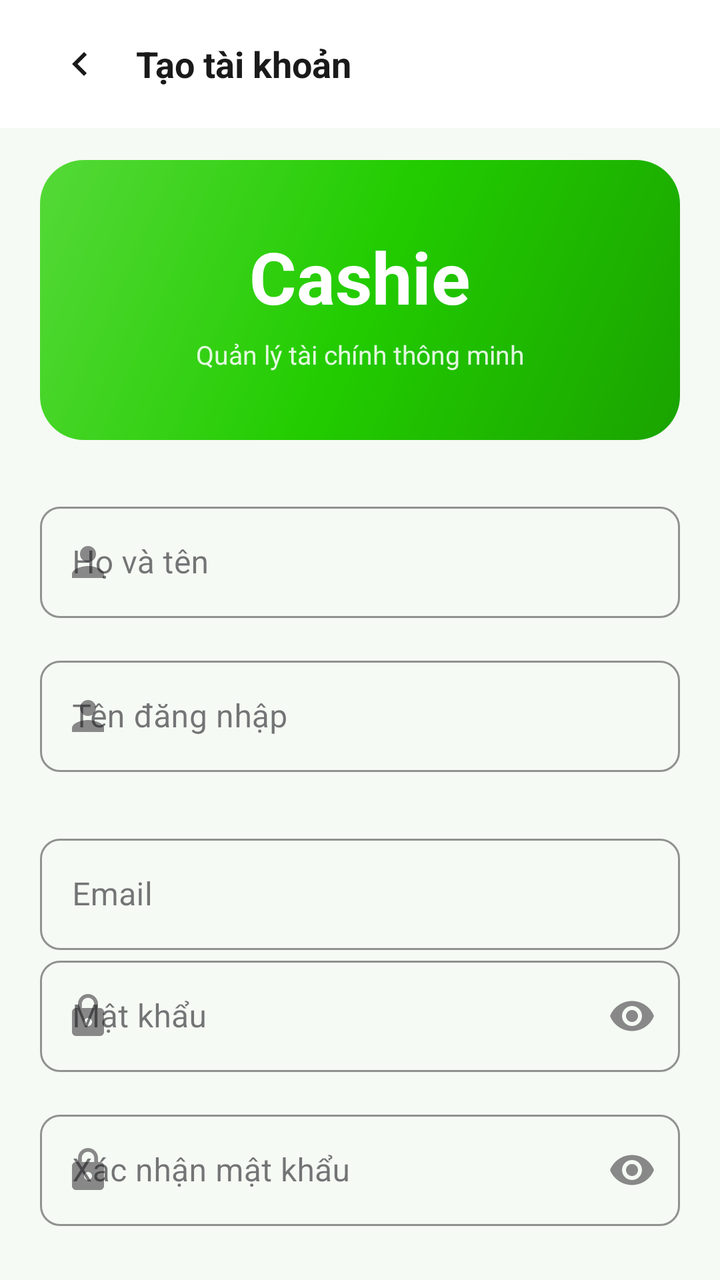
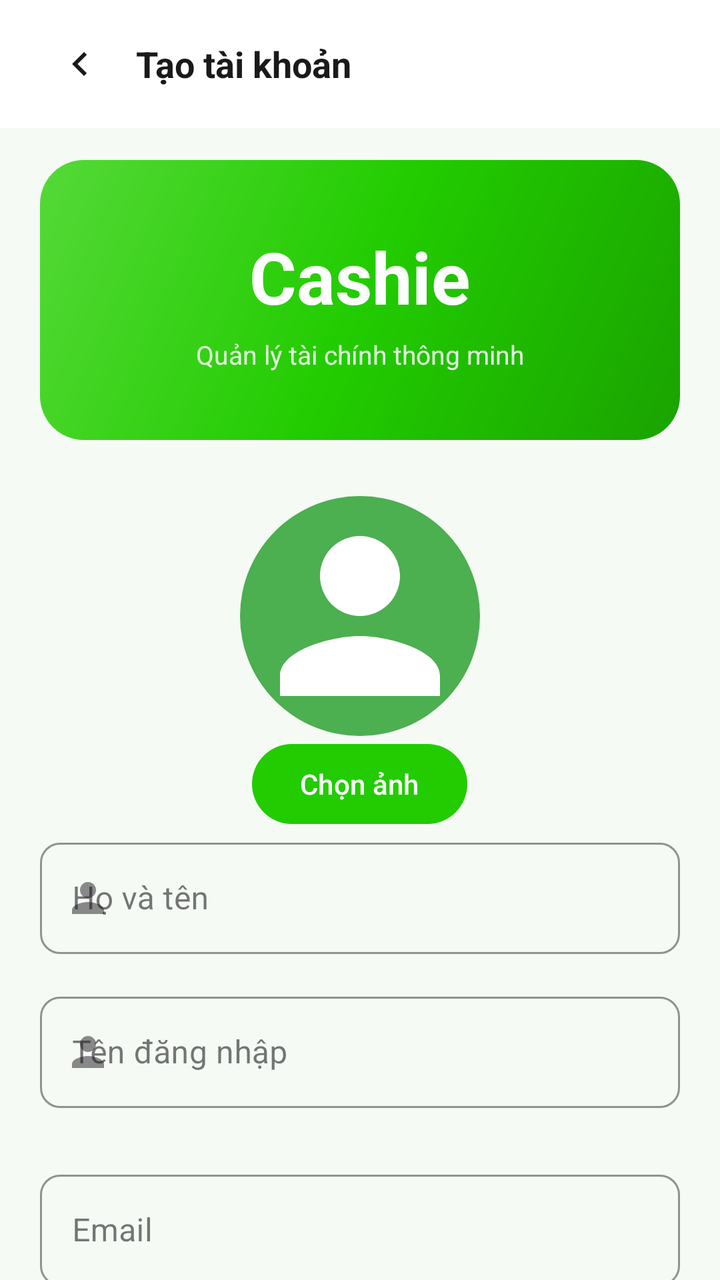

An Android layout rendered at two revisions. The XML below is the earlier revision; the diff shows what the commit changed to produce the second picture.
<!-- AndroidManifest.xml: activity theme Theme.Cashie -->
<!-- res/layout/activity_register.xml -->
<?xml version="1.0" encoding="utf-8"?>
<androidx.coordinatorlayout.widget.CoordinatorLayout
    xmlns:android="http://schemas.android.com/apk/res/android"
    xmlns:app="http://schemas.android.com/apk/res-auto"
    android:layout_width="match_parent"
    android:layout_height="match_parent"
    android:background="@color/bg_screen">

    
    <com.google.android.material.appbar.AppBarLayout
        android:id="@+id/appBarLayout"
        android:layout_width="match_parent"
        android:layout_height="wrap_content"
        android:background="@color/bg_card"
        android:fitsSystemWindows="true"
        app:elevation="2dp">

        <androidx.appcompat.widget.Toolbar
            android:layout_width="match_parent"
            android:layout_height="?attr/actionBarSize"
            android:paddingStart="4dp"
            android:paddingEnd="16dp"
            app:contentInsetStartWithNavigation="0dp">

            <LinearLayout
                android:layout_width="match_parent"
                android:layout_height="wrap_content"
                android:gravity="center_vertical"
                android:orientation="horizontal">

                <ImageButton
                    android:id="@+id/btnBack"
                    android:layout_width="48dp"
                    android:layout_height="48dp"
                    android:padding="12dp"
                    android:background="?attr/selectableItemBackgroundBorderless"
                    android:src="@drawable/ic_arrow_left"
                    android:contentDescription="@string/cd_back" />

                <TextView
                    android:id="@+id/tvToolbarTitle"
                    android:layout_width="0dp"
                    android:layout_height="wrap_content"
                    android:layout_weight="1"
                    android:layout_marginStart="4dp"
                    android:text="@string/register_title"
                    android:textSize="18sp"
                    android:textStyle="bold"
                    android:textColor="@color/text_primary" />

            </LinearLayout>
        </androidx.appcompat.widget.Toolbar>
    </com.google.android.material.appbar.AppBarLayout>

    
    <androidx.core.widget.NestedScrollView
        android:layout_width="match_parent"
        android:layout_height="match_parent"
        app:layout_behavior="@string/appbar_scrolling_view_behavior"
        android:clipToPadding="false"
        android:paddingBottom="32dp">

        <LinearLayout
            android:layout_width="match_parent"
            android:layout_height="wrap_content"
            android:orientation="vertical"
            android:paddingStart="20dp"
            android:paddingEnd="20dp">

            
            <LinearLayout
                android:id="@+id/registerHeaderCard"
                android:layout_width="match_parent"
                android:layout_height="140dp"
                android:layout_marginTop="16dp"
                android:layout_marginBottom="28dp"
                android:background="@drawable/bg_balance_card"
                android:gravity="center"
                android:orientation="vertical">

                <TextView
                    android:layout_width="wrap_content"
                    android:layout_height="wrap_content"
                    android:text="@string/app_name"
                    android:textSize="36sp"
                    android:textStyle="bold"
                    android:textColor="@color/white" />

                <TextView
                    android:layout_width="wrap_content"
                    android:layout_height="wrap_content"
                    android:layout_marginTop="6dp"
                    android:text="@string/register_app_tagline"
                    android:textSize="13sp"
                    android:textColor="#DDFFFFFF" />

            </LinearLayout>

            
            <com.google.android.material.textfield.TextInputLayout
                android:id="@+id/edtFullName"
                style="@style/Widget.MaterialComponents.TextInputLayout.OutlinedBox"
                android:layout_width="match_parent"
                android:layout_height="wrap_content"
                android:layout_marginBottom="16dp"
                android:hint="@string/hint_full_name"
                app:startIconDrawable="@drawable/ic_person"
                app:startIconTint="@color/text_muted"
                app:boxStrokeColor="@color/text_muted"
                app:hintTextColor="@color/text_muted"
                app:boxCornerRadiusTopStart="10dp"
                app:boxCornerRadiusTopEnd="10dp"
                app:boxCornerRadiusBottomStart="10dp"
                app:boxCornerRadiusBottomEnd="10dp">

                <com.google.android.material.textfield.TextInputEditText
                    android:layout_width="match_parent"
                    android:layout_height="wrap_content"
                    android:inputType="textPersonName"
                    android:textColor="@color/text_primary" />

            </com.google.android.material.textfield.TextInputLayout>

            
            <com.google.android.material.textfield.TextInputLayout
                android:id="@+id/edtUsername"
                style="@style/Widget.MaterialComponents.TextInputLayout.OutlinedBox"
                android:layout_width="match_parent"
                android:layout_height="wrap_content"
                android:layout_marginBottom="16dp"
                android:hint="@string/hint_username"
                app:startIconDrawable="@drawable/ic_person"
                app:startIconTint="@color/text_muted"
                app:boxStrokeColor="@color/text_muted"
                app:hintTextColor="@color/text_muted"
                app:boxCornerRadiusTopStart="10dp"
                app:boxCornerRadiusTopEnd="10dp"
                app:boxCornerRadiusBottomStart="10dp"
                app:boxCornerRadiusBottomEnd="10dp">

                <com.google.android.material.textfield.TextInputEditText
                    android:layout_width="match_parent"
                    android:layout_height="wrap_content"
                    android:inputType="textNoSuggestions"
                    android:textColor="@color/text_primary" />

            </com.google.android.material.textfield.TextInputLayout>
            <com.google.android.material.textfield.TextInputLayout
                android:id="@+id/tilEmail"
                style="@style/Widget.MaterialComponents.TextInputLayout.OutlinedBox"
                android:layout_width="match_parent"
                android:layout_height="wrap_content"
                android:layout_marginTop="12dp"
                app:boxStrokeColor="@color/text_muted"
                app:hintTextColor="@color/text_muted"
                app:boxCornerRadiusTopStart="10dp"
                app:boxCornerRadiusTopEnd="10dp"
                app:boxCornerRadiusBottomStart="10dp"
                app:boxCornerRadiusBottomEnd="10dp">

                <com.google.android.material.textfield.TextInputEditText
                    android:id="@+id/edtEmail"
                    android:layout_width="match_parent"
                    android:layout_height="wrap_content"
                    android:hint="Email"
                    android:inputType="textEmailAddress"
                    android:textColor="@color/text_primary"/>

            </com.google.android.material.textfield.TextInputLayout>
            
            <com.google.android.material.textfield.TextInputLayout
                android:id="@+id/edtPassword"
                style="@style/Widget.MaterialComponents.TextInputLayout.OutlinedBox"
                android:layout_width="match_parent"
                android:layout_height="wrap_content"
                android:layout_marginBottom="16dp"
                android:hint="@string/hint_password"
                app:startIconDrawable="@drawable/ic_lock"
                app:startIconTint="@color/text_muted"
                app:endIconMode="password_toggle"
                app:endIconTint="@color/text_muted"
                app:boxStrokeColor="@color/text_muted"
                app:hintTextColor="@color/text_muted"
                app:boxCornerRadiusTopStart="10dp"
                app:boxCornerRadiusTopEnd="10dp"
                app:boxCornerRadiusBottomStart="10dp"
                app:boxCornerRadiusBottomEnd="10dp">

                <com.google.android.material.textfield.TextInputEditText
                    android:layout_width="match_parent"
                    android:layout_height="wrap_content"
                    android:inputType="textPassword"
                    android:textColor="@color/text_primary" />

            </com.google.android.material.textfield.TextInputLayout>

            
            <com.google.android.material.textfield.TextInputLayout
                android:id="@+id/edtConfirmPassword"
                style="@style/Widget.MaterialComponents.TextInputLayout.OutlinedBox"
                android:layout_width="match_parent"
                android:layout_height="wrap_content"
                android:layout_marginBottom="28dp"
                android:hint="@string/hint_confirm_password"
                app:startIconDrawable="@drawable/ic_lock"
                app:startIconTint="@color/text_muted"
                app:endIconMode="password_toggle"
                app:endIconTint="@color/text_muted"
                app:boxStrokeColor="@color/text_muted"
                app:hintTextColor="@color/text_muted"
                app:boxCornerRadiusTopStart="10dp"
                app:boxCornerRadiusTopEnd="10dp"
                app:boxCornerRadiusBottomStart="10dp"
                app:boxCornerRadiusBottomEnd="10dp">

                <com.google.android.material.textfield.TextInputEditText
                    android:layout_width="match_parent"
                    android:layout_height="wrap_content"
                    android:inputType="textPassword"
                    android:textColor="@color/text_primary" />

            </com.google.android.material.textfield.TextInputLayout>

            
            <Button
                android:id="@+id/btnRegister"
                android:layout_width="match_parent"
                android:layout_height="52dp"
                android:text="@string/btn_register"
                android:textSize="16sp"
                android:textStyle="bold"
                android:textColor="@color/white"
                android:background="@drawable/bg_button_primary"
                android:stateListAnimator="@null" />

            
            <LinearLayout
                android:layout_width="wrap_content"
                android:layout_height="wrap_content"
                android:layout_gravity="center_horizontal"
                android:layout_marginTop="20dp"
                android:layout_marginBottom="16dp"
                android:orientation="horizontal"
                android:gravity="center_vertical">

                <TextView
                    android:layout_width="wrap_content"
                    android:layout_height="wrap_content"
                    android:text="@string/register_already_have_account"
                    android:textSize="14sp"
                    android:textColor="@color/text_muted" />

                <TextView
                    android:id="@+id/tvLoginLink"
                    android:layout_width="wrap_content"
                    android:layout_height="wrap_content"
                    android:text="@string/register_login_link"
                    android:textSize="14sp"
                    android:textStyle="bold"
                    android:textColor="@color/text_primary"
                    android:background="?attr/selectableItemBackgroundBorderless" />

            </LinearLayout>

        </LinearLayout>
    </androidx.core.widget.NestedScrollView>

</androidx.coordinatorlayout.widget.CoordinatorLayout>
<!-- resources referenced by this layout -->
<resources>
  <color name="bg_card">#FFFFFF</color>
  <color name="bg_screen">#F5FAF4</color>
  <color name="text_muted">#888888</color>
  <color name="text_primary">#1A1A1A</color>
  <color name="white">#FFFFFF</color>
  <!-- drawable bg_balance_card (drawable) -->
  <?xml version="1.0" encoding="utf-8"?>
  <shape xmlns:android="http://schemas.android.com/apk/res/android"
      android:shape="rectangle">
      <gradient
          android:angle="135"
          android:startColor="#1AA300"
          android:centerColor="#22CC00"
          android:endColor="#55D938"
          android:type="linear" />
      <corners android:radius="22dp" />
  </shape>
  <!-- drawable bg_button_primary (drawable) -->
  <?xml version="1.0" encoding="utf-8"?>
  <shape xmlns:android="http://schemas.android.com/apk/res/android"
      android:shape="rectangle">
      <solid android:color="@color/green_primary" />
      <corners android:radius="12dp" />
  </shape>
  <!-- drawable ic_arrow_left (drawable) -->
  <?xml version="1.0" encoding="utf-8"?>
  <vector xmlns:android="http://schemas.android.com/apk/res/android"
      android:width="24dp"
      android:height="24dp"
      android:viewportWidth="24"
      android:viewportHeight="24">
      <path
          android:fillColor="#FF1A1A1A"
          android:pathData="M15.41,16.59L10.83,12l4.58,-4.59L14,6l-6,6 6,6 1.41,-1.41z" />
  </vector>
  <!-- drawable ic_lock (drawable) -->
  <?xml version="1.0" encoding="utf-8"?>
  <vector xmlns:android="http://schemas.android.com/apk/res/android"
      android:width="24dp"
      android:height="24dp"
      android:viewportWidth="24"
      android:viewportHeight="24">
      <path
          android:fillColor="#FF888888"
          android:pathData="M18,8h-1V6c0-2.76-2.24-5-5-5S7,3.24 7,6v2H6c-1.1,0 -2,0.9 -2,2v10c0,1.1 0.9,2 2,2h12c1.1,0 2,-0.9 2,-2V10c0,-1.1 -0.9,-2 -2,-2zM12,17c-1.1,0 -2,-0.9 -2,-2s0.9,-2 2,-2 2,0.9 2,2 -0.9,2 -2,2zM15.1,8H8.9V6c0,-1.71 1.39,-3.1 3.1,-3.1 1.71,0 3.1,1.39 3.1,3.1v2z" />
  </vector>
  <!-- drawable ic_person (drawable) -->
  <?xml version="1.0" encoding="utf-8"?>
  <vector xmlns:android="http://schemas.android.com/apk/res/android"
      android:width="24dp"
      android:height="24dp"
      android:viewportWidth="24"
      android:viewportHeight="24">
      <path
          android:fillColor="#FFFFFFFF"
          android:pathData="M12,12c2.21,0 4,-1.79 4,-4s-1.79,-4 -4,-4 -4,1.79 -4,4 1.79,4 4,4zM12,14c-2.67,0 -8,1.34 -8,4v2h16v-2c0,-2.66 -5.33,-4 -8,-4z" />
  </vector>
  <string name="app_name">Cashie</string>
  <string name="btn_register">Đăng ký</string>
  <string name="cd_back">Quay lại</string>
  <string name="hint_confirm_password">Xác nhận mật khẩu</string>
  <string name="hint_full_name">Họ và tên</string>
  <string name="hint_password">Mật khẩu</string>
  <string name="hint_username">Tên đăng nhập</string>
  <string name="register_already_have_account">Đã có tài khoản? </string>
  <string name="register_app_tagline">Quản lý tài chính thông minh</string>
  <string name="register_login_link">Đăng nhập</string>
  <string name="register_title">Tạo tài khoản</string>
  <style name="Theme.Cashie" parent="Theme.Material3.DayNight.NoActionBar">
          <item name="colorPrimary">@color/green_primary</item>
          <item name="colorPrimaryVariant">@color/green_dark</item>
          <item name="colorOnPrimary">@color/white</item>
          <item name="colorSecondary">@color/green_dark</item>
          <item name="android:colorBackground">@color/bg_screen</item>
          
          <item name="android:statusBarColor">@android:color/transparent</item>
          <item name="android:windowLightStatusBar">false</item>
          
          <item name="android:windowLayoutInDisplayCutoutMode">shortEdges</item>
      </style>
  <color name="green_primary">#22CC00</color>
  <color name="green_dark">#1AA300</color>
</resources>

<!-- the commit's change to res/layout/activity_register.xml (unified diff, before → after) -->
@@ -95,6 +95,21 @@
                     android:textColor="#DDFFFFFF" />
 
             </LinearLayout>
+            <ImageView
+                android:id="@+id/imgAvatar"
+                android:layout_width="120dp"
+                android:layout_height="120dp"
+                android:layout_gravity="center"
+                android:src="@drawable/ic_person"
+                android:scaleType="centerCrop"
+                android:background="@drawable/bg_circle"/>
+
+            <Button
+                android:id="@+id/btnChooseImage"
+                android:layout_width="wrap_content"
+                android:layout_height="wrap_content"
+                android:text="Chọn ảnh"
+                android:layout_gravity="center"/>
 
             
             <com.google.android.material.textfield.TextInputLayout
<!-- resource entries referenced after the edit -->
@@ -23,6 +23,11 @@
       android:shape="rectangle">
       <solid android:color="@color/green_primary" />
       <corners android:radius="12dp" />
+  </shape>
+  <!-- drawable bg_circle (drawable) -->
+  <shape xmlns:android="http://schemas.android.com/apk/res/android">
+      <solid android:color="#4CAF50" />
+      <corners android:radius="100dp" />
   </shape>
   <!-- drawable ic_arrow_left (drawable) -->
   <?xml version="1.0" encoding="utf-8"?>
